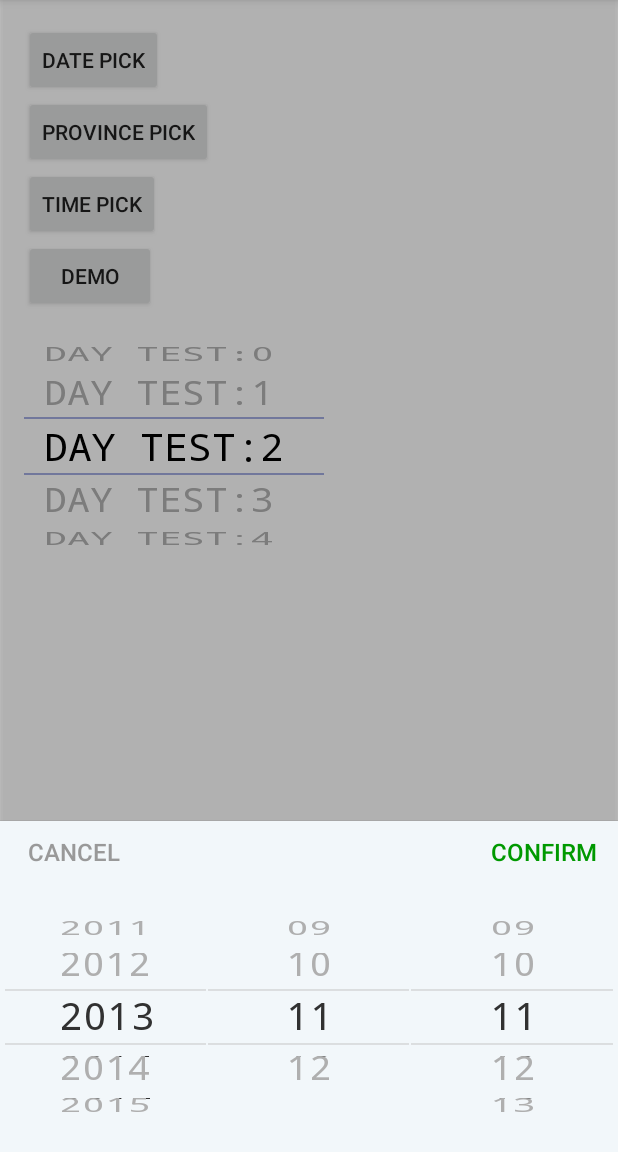
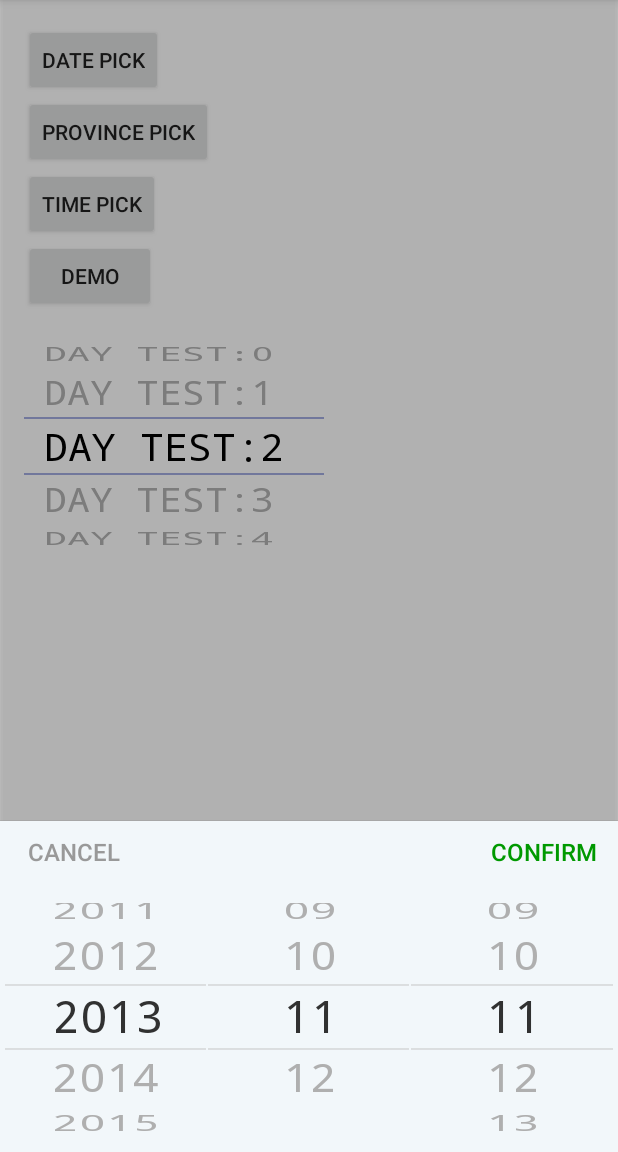
Before and after one commit to brucetoo/PickView, an Android app: the screen it shows after launch (MainActivity), after a tap on "DATE PICK", on a phone screen of 412 x 824 dp, the part 84-1236 px from its top. Run offline under Robolectric (Android 15) with nearby library versions, the phone set to English and light mode, and no system bars.

Commit message:
Update layout_date_picker.xml

```diff
--- a/library/src/main/res/layout/layout_date_picker.xml
+++ b/library/src/main/res/layout/layout_date_picker.xml
@@ -54,7 +54,7 @@
                     android:layout_width="0dp"
                     android:layout_height="wrap_content"
                     android:layout_weight="1"
-                    app:textSize="25sp"
+                    app:textSize="30sp"
                     app:canLoop="false"/>
 
                 <com.bruce.pickerview.LoopView
@@ -63,7 +63,7 @@
                     android:layout_height="wrap_content"
                     android:layout_marginLeft="1dp"
                     android:layout_weight="1"
-                    app:textSize="25sp"
+                    app:textSize="30sp"
                     app:canLoop="false"/>
 
                 <com.bruce.pickerview.LoopView
@@ -72,7 +72,7 @@
                     android:layout_height="wrap_content"
                     android:layout_marginLeft="1dp"
                     android:layout_weight="1"
-                    app:textSize="25sp"
+                    app:textSize="30sp"
                     app:canLoop="false"/>
             </LinearLayout>
         </RelativeLayout>
```
